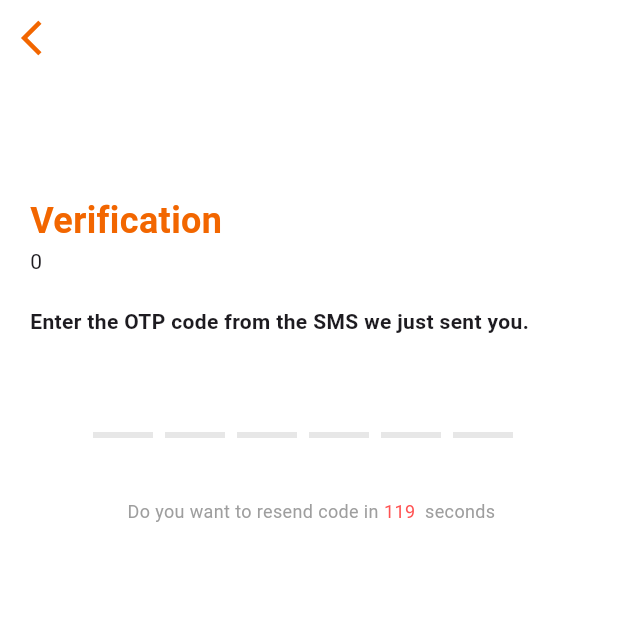
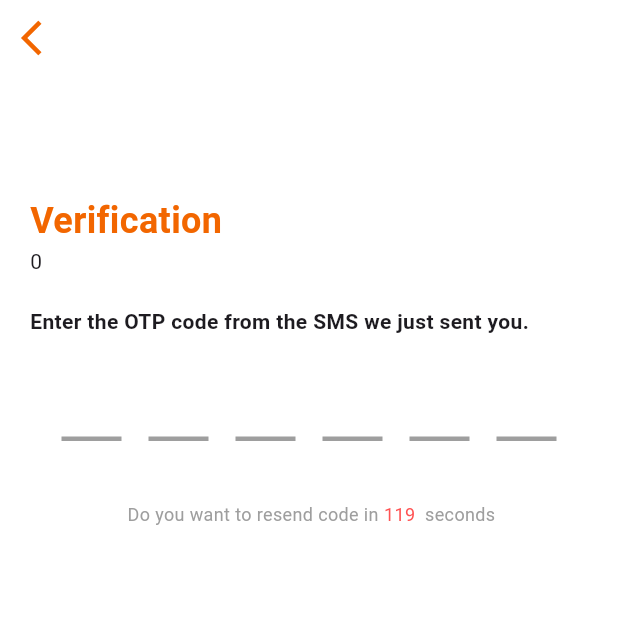
Before and after one commit to lonshanworld/bikerapp, a Flutter app: the PasscodeScreen screen opened by its route, on a phone screen of 412 x 824 dp, the top half of it. Run offline on Flutter 3.47's test engine with Material 2 defaults, Android fonts, the phone set to English and light mode, and no system bars; drawn by our look-alikes of flutter_otp_text_field, pinput; our stand-ins replace firebase_core, firebase_messaging, flutter_local_notifications, flutter_widget_from_html, geocoding, geolocator and 7 more; missing offline and left inert: flutter_exit_app, flutter_polyline_points, hand_signature, signalr_netcore; accounts and stored records are empty.

Commit message:
may/10/12:8

```diff
--- a/lib/views/passcode_screen.dart
+++ b/lib/views/passcode_screen.dart
@@ -5,6 +5,7 @@ import 'package:delivery/routehelper.dart';
 import 'package:delivery/widgets/customButton_widget.dart';
 import 'package:flutter/material.dart';
 import 'package:get/get.dart';
+import 'package:pinput/pinput.dart';
 import '../constants/uiconstants.dart';
 import 'package:flutter_otp_text_field/flutter_otp_text_field.dart';
 
@@ -66,7 +67,7 @@ class _PasscodeScreenState extends State<PasscodeScreen> {
     // final double oneUnitWidth = deviceWidth / 360;
     // final double oneUnitHeight = deviceHeight/772;
 
-    // final TextEditingController pinController = TextEditingController();
+    final TextEditingController pinController = TextEditingController();
 
     return SafeArea(
       child: Scaffold(
@@ -114,30 +115,53 @@ class _PasscodeScreenState extends State<PasscodeScreen> {
                   SizedBox(
                     height: 20,
                   ),
-                  OtpTextField(
-                    numberOfFields: 6,
-                    borderColor: Colors.grey,
-                    focusedBorderColor: UIConstant.orange,
-                    textStyle: UIConstant.title,
-                    showFieldAsBox: false,
-                    borderWidth: 4.0,
-                    //runs when every textfield is filled
-                    onSubmit: (String verificationCode) async{
-                      if(verificationCode == userAccountController.randomnum.value.toString()){
-                        Get.dialog(const LoadingScreen(), barrierDismissible: false);
-                        await userAccountController.verifiedUser();
-                        await userAccountController.getInfo();
-                        Get.offAllNamed(RouteHelper.getHomePage());
-                      }else{
-                        CustomGlobalSnackbar.show(
-                          context: context,
-                          title: "OTP code Wrong",
-                          txt: "Your OTP code is wrong. Please check SMS again",
-                          icon: Icons.error_outline,
-                          position: false,
-                        );
-                      }
-                    },
+                  // OtpTextField(
+                  //   numberOfFields: 6,
+                  //   borderColor: Colors.grey,
+                  //   focusedBorderColor: UIConstant.orange,
+                  //   textStyle: UIConstant.title,
+                  //   showFieldAsBox: false,
+                  //   borderWidth: 4.0,
+                  //   //runs when every textfield is filled
+                  //   onSubmit: (String verificationCode) async{
+                  //     if(verificationCode == userAccountController.randomnum.value.toString()){
+                  //       Get.dialog(const LoadingScreen(), barrierDismissible: false);
+                  //       await userAccountController.verifiedUser();
+                  //       await userAccountController.getInfo();
+                  //       Get.offAllNamed(RouteHelper.getHomePage());
+                  //     }else{
+                  //       CustomGlobalSnackbar.show(
+                  //         context: context,
+                  //         title: "OTP code Wrong",
+                  //         txt: "Your OTP code is wrong. Please check SMS again",
+                  //         icon: Icons.error_outline,
+                  //         position: false,
+                  //       );
+                  //     }
+                  //   },
+                  // ),
+                  Pinput(
+                    length: 6,
+                    controller: pinController,
+                    closeKeyboardWhenCompleted: true,
+                    keyboardType: TextInputType.number,
+                    hapticFeedbackType: HapticFeedbackType.vibrate,
+                    defaultPinTheme: PinTheme(
+                      width: 40,
+                      height: 50,
+                      margin: EdgeInsets.symmetric(
+                        horizontal: 5,
+                      ),
+                      textStyle: UIConstant.title,
+                      decoration: BoxDecoration(
+                        border: Border(
+                          bottom: BorderSide(
+                            color: Colors.grey,
+                            width: 3,
+                          )
+                        )
+                      ),
+                    ),
                   ),
                   SizedBox(
                     height: 40,
--- a/lib/widgets/current_order_widget.dart
+++ b/lib/widgets/current_order_widget.dart
@@ -231,8 +231,8 @@ class _CurrentOrderWidgetState extends State<CurrentOrderWidget> {
                           //   orderId: widget.currentOrderModel.orderId,
                           //   hasButton: true,
                           // ));
-                          // Get.toNamed(RouteHelper.getOrderDetailPage(orderId: widget.currentOrderModel.orderId!, hasButton: true));
-                          Get.toNamed(RouteHelper.getDropOffPage(orderId: widget.currentOrderModel.orderId!));
+                          Get.toNamed(RouteHelper.getOrderDetailPage(orderId: widget.currentOrderModel.orderId!, hasButton: true));
+                          // Get.toNamed(RouteHelper.getDropOffPage(orderId: widget.currentOrderModel.orderId!));
                         }
                       },
                       txtClr: UIConstant.orange,
```
Also changed, not shown: lib/views/login_screen.dart (+54 -6 lines), 1 other file.
